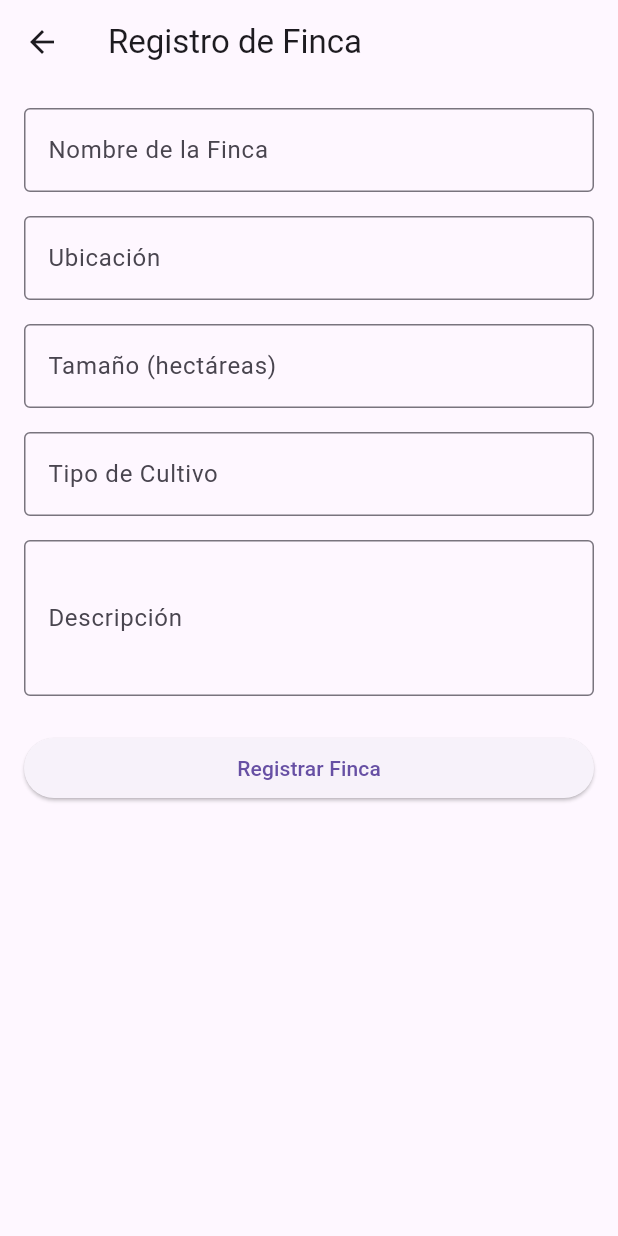
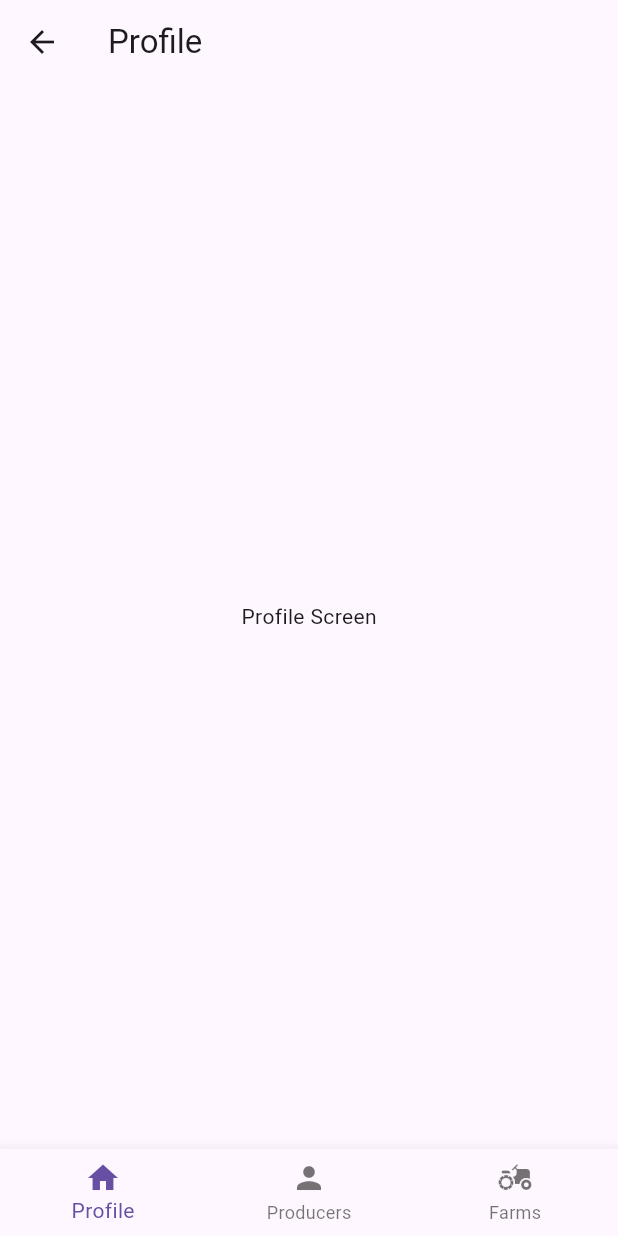
Before and after one commit to dfasalcedo/CanastaAgro, a Flutter app: the screen it shows after launch, after a tap on "Login", on a phone screen of 412 x 824 dp. Run offline on Flutter 3.47's test engine with Material 3 defaults, Android fonts, the phone set to English and light mode, and no system bars; our stand-ins replace cloud_firestore, firebase_auth, firebase_core, flutter_hooks; accounts and stored records are empty.

Commit message:
Creating of home with botton navigation

```diff
--- a/lib/login/presentation/login_screen.dart
+++ b/lib/login/presentation/login_screen.dart
@@ -1,14 +1,14 @@
 import 'package:canasta_agro/login/presentation/sing_up_screen.dart';
-import 'package:firebase_auth/firebase_auth.dart';
 import 'package:flutter/material.dart';
 import 'package:flutter_hooks/flutter_hooks.dart';
 
+import '../../navigation_drawer/presentation/navigation_screen.dart';
 import '../../register_prodtucts/presentation/register_farm.dart';
 
 
 
 class LoginPage extends HookWidget {
-  LoginPage({super.key});
+  const LoginPage({super.key});
 
  // final FirebaseAuth _auth = FirebaseAuth.instance;
 
@@ -24,12 +24,12 @@ class LoginPage extends HookWidget {
       backgroundColor: Colors.blue.shade50,
       body: Center(
         child: SingleChildScrollView(
-          padding: EdgeInsets.symmetric(horizontal: 24.0),
+          padding: const EdgeInsets.symmetric(horizontal: 24.0),
           child: Column(
             mainAxisAlignment: MainAxisAlignment.center,
             children: [
-              FlutterLogo(size: 100),
-              SizedBox(height: 48.0),
+              const FlutterLogo(size: 100),
+              const SizedBox(height: 48.0),
               TextField(
                 controller: emailController,
                 keyboardType: TextInputType.emailAddress,
@@ -42,7 +42,7 @@ class LoginPage extends HookWidget {
                   fillColor: Colors.white,
                 ),
               ),
-              SizedBox(height: 12.0),
+              const SizedBox(height: 12.0),
               TextField(
                 controller: passwordController,
                 obscureText: true,
@@ -55,11 +55,11 @@ class LoginPage extends HookWidget {
                   fillColor: Colors.white,
                 ),
               ),
-              SizedBox(height: 24.0),
+              const SizedBox(height: 24.0),
               ElevatedButton(
 
                 style: ElevatedButton.styleFrom(
-                  padding: EdgeInsets.symmetric(horizontal: 100, vertical: 15),
+                  padding: const EdgeInsets.symmetric(horizontal: 100, vertical: 15),
                   shape: RoundedRectangleBorder(
                     borderRadius: BorderRadius.circular(8.0),
                   ),
@@ -67,7 +67,7 @@ class LoginPage extends HookWidget {
                 onPressed: () {
                   Navigator.push(
                     context,
-                    MaterialPageRoute(builder: (context) =>  FarmForm()),
+                    MaterialPageRoute(builder: (context) =>  const NavigationScreen()),
                   );
                 },
                 child: const Text(
@@ -75,7 +75,7 @@ class LoginPage extends HookWidget {
                   style: TextStyle(fontSize: 16),
                 ),
               ),
-              SizedBox(height: 12.0),
+              const SizedBox(height: 12.0),
               TextButton(
                 onPressed: () {
                   Navigator.push(
@@ -83,7 +83,7 @@ class LoginPage extends HookWidget {
                     MaterialPageRoute(builder: (context) =>  const SignUpScreen()),
                   );
                 },
-                child: Text('Don\'t have an account? Sign up'),
+                child: const Text('Don\'t have an account? Sign up'),
               ),
             ],
           ),
--- a/lib/main.dart
+++ b/lib/main.dart
@@ -8,10 +8,12 @@
   await Firebase.initializeApp(
     options: DefaultFirebaseOptions.currentPlatform,
   );
-  runApp(MyApp());
+  runApp(const MyApp());
 }
 
 class MyApp extends StatelessWidget {
+  const MyApp({super.key});
+
   @override
   Widget build(BuildContext context) {
     return MaterialApp(
@@ -19,7 +21,7 @@
       theme: ThemeData(
         primarySwatch: Colors.blue,
       ),
-      home: LoginPage(),
+      home: const LoginPage(),
     );
   }
 }
--- /dev/null
+++ b/lib/navigation_drawer/presentation/navigation_screen.dart
@@ -0,0 +1,52 @@
+import 'package:flutter/material.dart';
+import '../../producers/presentation/producers_screen.dart';
+import '../../profile/presentation/profile_screen.dart';
+import '../../register_prodtucts/presentation/register_farm.dart';
+
+class NavigationScreen extends StatefulWidget {
+  const NavigationScreen({super.key});
+
+  @override
+  createState() => _NavigationScreenState();
+}
+
+class _NavigationScreenState extends State<NavigationScreen> {
+  int _currentIndex = 0;
+
+  final List<Widget> _children = [
+    const ProfileScreen(),
+    const ProducersScreen(),
+    const FarmForm(),
+  ];
+
+  void onTappedBar(int index) {
+    setState(() {
+      _currentIndex = index;
+    });
+  }
+
+  @override
+  Widget build(BuildContext context) {
+    return Scaffold(
+      body: _children[_currentIndex],
+      bottomNavigationBar: BottomNavigationBar(
+        onTap: onTappedBar,
+        currentIndex: _currentIndex,
+        items: const [
+          BottomNavigationBarItem(
+            icon: Icon(Icons.home),
+            label: 'Profile',
+          ),
+          BottomNavigationBarItem(
+            icon: Icon(Icons.person),
+            label: 'Producers',
+          ),
+          BottomNavigationBarItem(
+            icon: Icon(Icons.agriculture),
+            label: 'Farms',
+          ),
+        ],
+      ),
+    );
+  }
+}
--- /dev/null
+++ b/lib/producers/presentation/producers_screen.dart
@@ -0,0 +1,13 @@
+import 'package:flutter/material.dart';
+
+class ProducersScreen extends StatelessWidget {
+  const ProducersScreen({super.key});
+
+  @override
+  Widget build(BuildContext context) {
+    return Scaffold(
+      appBar: AppBar(title: const Text('Producers')),
+      body: const Center(child: Text('Producers Screen')),
+    );
+  }
+}
--- /dev/null
+++ b/lib/profile/presentation/profile_screen.dart
@@ -0,0 +1,13 @@
+import 'package:flutter/material.dart';
+
+class ProfileScreen extends StatelessWidget {
+  const ProfileScreen({super.key});
+
+  @override
+  Widget build(BuildContext context) {
+    return Scaffold(
+      appBar: AppBar(title: const Text('Profile')),
+      body: const Center(child: Text('Profile Screen')),
+    );
+  }
+}
--- a/lib/register_prodtucts/presentation/register_farm.dart
+++ b/lib/register_prodtucts/presentation/register_farm.dart
@@ -2,7 +2,7 @@ import 'package:flutter/material.dart';
 import 'package:cloud_firestore/cloud_firestore.dart';
 
 class FarmForm extends StatefulWidget {
-  const FarmForm({Key? key}) : super(key: key);
+  const FarmForm({super.key});
 
   @override
   createState() => _FarmFormState();
@@ -11,7 +11,6 @@ class FarmForm extends StatefulWidget {
 class _FarmFormState extends State<FarmForm> {
   final _formKey = GlobalKey<FormState>();
 
-  // Controladores para los campos de texto
   final _nameController = TextEditingController();
   final _locationController = TextEditingController();
   final _sizeController = TextEditingController();
@@ -22,7 +21,6 @@ class _FarmFormState extends State<FarmForm> {
 
   @override
   void dispose() {
-    // Limpia los controladores cuando el Widget se deshaga
     _nameController.dispose();
     _locationController.dispose();
     _sizeController.dispose();
@@ -67,7 +65,7 @@ class _FarmFormState extends State<FarmForm> {
             children: <Widget>[
               TextFormField(
                 controller: _nameController,
-                decoration: InputDecoration(
+                decoration: const InputDecoration(
                   labelText: 'Nombre de la Finca',
                   border: OutlineInputBorder(),
                 ),
@@ -78,10 +76,10 @@ class _FarmFormState extends State<FarmForm> {
                   return null;
                 },
               ),
-              SizedBox(height: 16.0),
+              const SizedBox(height: 16.0),
               TextFormField(
                 controller: _locationController,
-                decoration: InputDecoration(
+                decoration: const InputDecoration(
                   labelText: 'Ubicación',
                   border: OutlineInputBorder(),
                 ),
@@ -92,10 +90,10 @@ class _FarmFormState extends State<FarmForm> {
                   return null;
                 },
               ),
-              SizedBox(height: 16.0),
+              const SizedBox(height: 16.0),
               TextFormField(
                 controller: _sizeController,
-                decoration: InputDecoration(
+                decoration: const InputDecoration(
                   labelText: 'Tamaño (hectáreas)',
                   border: OutlineInputBorder(),
                 ),
@@ -107,10 +105,10 @@ class _FarmFormState extends State<FarmForm> {
                   return null;
                 },
               ),
-              SizedBox(height: 16.0),
+              const SizedBox(height: 16.0),
               TextFormField(
                 controller: _typeCropController,
-                decoration: InputDecoration(
+                decoration: const InputDecoration(
                   labelText: 'Tipo de Cultivo',
                   border: OutlineInputBorder(),
                 ),
@@ -121,10 +119,10 @@ class _FarmFormState extends State<FarmForm> {
                   return null;
                 },
               ),
-              SizedBox(height: 16.0),
+              const SizedBox(height: 16.0),
               TextFormField(
                 controller: _descriptionController,
-                decoration: InputDecoration(
+                decoration: const InputDecoration(
                   labelText: 'Descripción',
                   border: OutlineInputBorder(),
                 ),
@@ -136,7 +134,7 @@ class _FarmFormState extends State<FarmForm> {
                   return null;
                 },
               ),
-              SizedBox(height: 24.0),
+              const SizedBox(height: 24.0),
               ElevatedButton(
                 onPressed: () async {
                   if (_formKey.currentState?.validate() == true) {
```
Also changed, not shown: lib/login/presentation/sing_up_screen.dart (+15 -17 lines).
